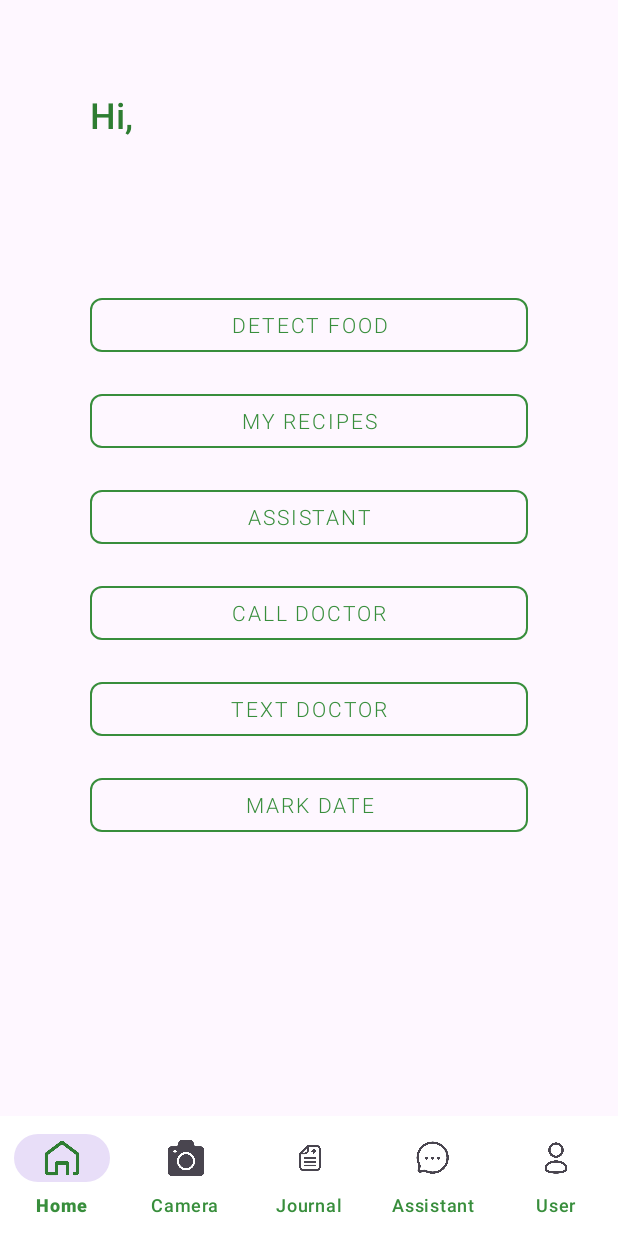
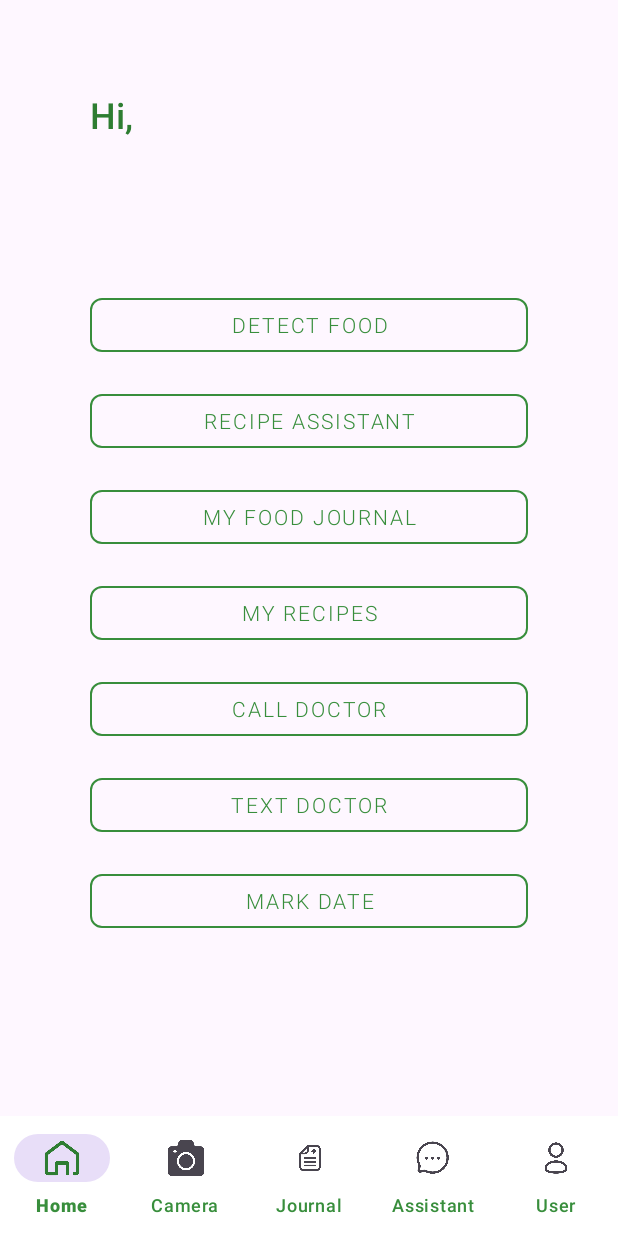
Before and after one commit to zoya-hammad/NutriVision, an Android app: the screen it shows after launch once a user with an empty profile is signed in (HomeScreen), on a phone screen of 412 x 824 dp. Run offline under Robolectric (Android 15) with nearby library versions, the light colour scheme and no system bars; our stand-ins replace Firebase (no records; nobody signed in at launch, a user with empty details on screens opened directly).

Commit message:
Added buttons for food journal, recipes

```diff
--- a/mobile/app/src/main/res/layout/activity_home_screen.xml
+++ b/mobile/app/src/main/res/layout/activity_home_screen.xml
@@ -12,7 +12,6 @@
         android:orientation="vertical"
         android:padding="60dp"
         android:layout_above="@id/status">
-
 
         <TextView
             android:layout_width="wrap_content"
@@ -36,7 +35,29 @@
             android:layout_marginBottom="16dp"/>
 
         <com.google.android.material.button.MaterialButton
+            android:id="@+id/assistant"
+            style="@style/Widget.MaterialComponents.Button.OutlinedButton"
+            android:layout_width="match_parent"
+            android:layout_height="wrap_content"
+            android:text="Recipe Assistant"
+            android:textColor="@color/green_light"
+            app:strokeColor="@color/green_light"
+            app:cornerRadius="8dp"
+            android:layout_marginBottom="16dp"/>
+
+        <com.google.android.material.button.MaterialButton
             android:id="@+id/log_recipe"
+            style="@style/Widget.MaterialComponents.Button.OutlinedButton"
+            android:layout_width="match_parent"
+            android:layout_height="wrap_content"
+            android:text="My Food Journal"
+            android:textColor="@color/green_light"
+            app:strokeColor="@color/green_light"
+            app:cornerRadius="8dp"
+            android:layout_marginBottom="16dp"/>
+
+        <com.google.android.material.button.MaterialButton
+            android:id="@+id/my_recipes"
             style="@style/Widget.MaterialComponents.Button.OutlinedButton"
             android:layout_width="match_parent"
             android:layout_height="wrap_content"
@@ -46,16 +67,6 @@
             app:cornerRadius="8dp"
             android:layout_marginBottom="16dp"/>
 
-        <com.google.android.material.button.MaterialButton
-            android:id="@+id/assistant"
-            style="@style/Widget.MaterialComponents.Button.OutlinedButton"
-            android:layout_width="match_parent"
-            android:layout_height="wrap_content"
-            android:text="Assistant"
-            android:textColor="@color/green_light"
-            app:strokeColor="@color/green_light"
-            app:cornerRadius="8dp"
-            android:layout_marginBottom="16dp"/>
 
         <com.google.android.material.button.MaterialButton
             android:id="@+id/contact"
```
